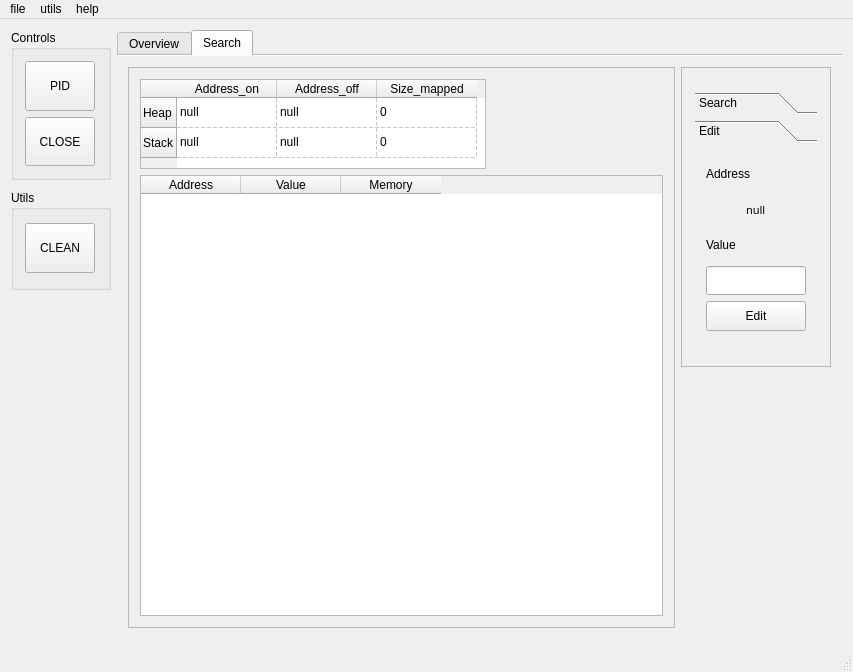
Old version of the form src/gui/mainwindow.ui in the repository mentebinaria/maProc.
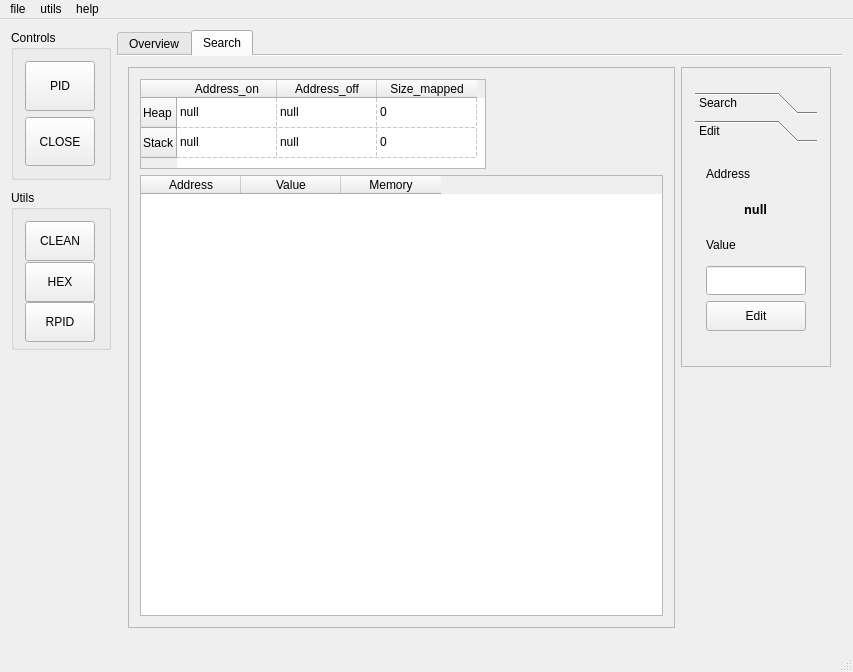
New version of the form. The open tabs and pages were chosen to show the change.

Commit message: [UPD] news features in pmap and proclib, find memory, update memory in table main window, new button hex

Patch:
```diff
--- a/src/gui/mainwindow.ui
+++ b/src/gui/mainwindow.ui
@@ -102,7 +102,7 @@
         <property name="minimumSize">
          <size>
           <width>100</width>
-          <height>100</height>
+          <height>160</height>
          </size>
         </property>
         <property name="maximumSize">
@@ -140,6 +140,50 @@
            </property>
           </widget>
          </item>
+         <item>
+          <widget class="QPushButton" name="hexButton">
+           <property name="sizePolicy">
+            <sizepolicy hsizetype="Minimum" vsizetype="Fixed">
+             <horstretch>0</horstretch>
+             <verstretch>0</verstretch>
+            </sizepolicy>
+           </property>
+           <property name="minimumSize">
+            <size>
+             <width>60</width>
+             <height>40</height>
+            </size>
+           </property>
+           <property name="maximumSize">
+            <size>
+             <width>70</width>
+             <height>40</height>
+            </size>
+           </property>
+           <property name="text">
+            <string>HEX</string>
+           </property>
+          </widget>
+         </item>
+         <item>
+          <widget class="QPushButton" name="rpidButton">
+           <property name="minimumSize">
+            <size>
+             <width>40</width>
+             <height>40</height>
+            </size>
+           </property>
+           <property name="maximumSize">
+            <size>
+             <width>70</width>
+             <height>50</height>
+            </size>
+           </property>
+           <property name="text">
+            <string>RPID</string>
+           </property>
+          </widget>
+         </item>
         </layout>
        </widget>
       </item>
@@ -519,8 +563,8 @@
                 <rect>
                  <x>0</x>
                  <y>0</y>
-                 <width>118</width>
-                 <height>168</height>
+                 <width>116</width>
+                 <height>192</height>
                 </rect>
                </property>
                <attribute name="label">
@@ -538,8 +582,10 @@
                  <widget class="QLabel" name="address_edit">
                   <property name="font">
                    <font>
-                    <family>Fira Code Light</family>
-                    <pointsize>8</pointsize>
+                    <family>Fira Code</family>
+                    <pointsize>9</pointsize>
+                    <weight>75</weight>
+                    <bold>true</bold>
                    </font>
                   </property>
                   <property name="cursor">
```
Left out of the diff: 32 changed lines with no effect on the pictures. The commit also changes 17 other files.
